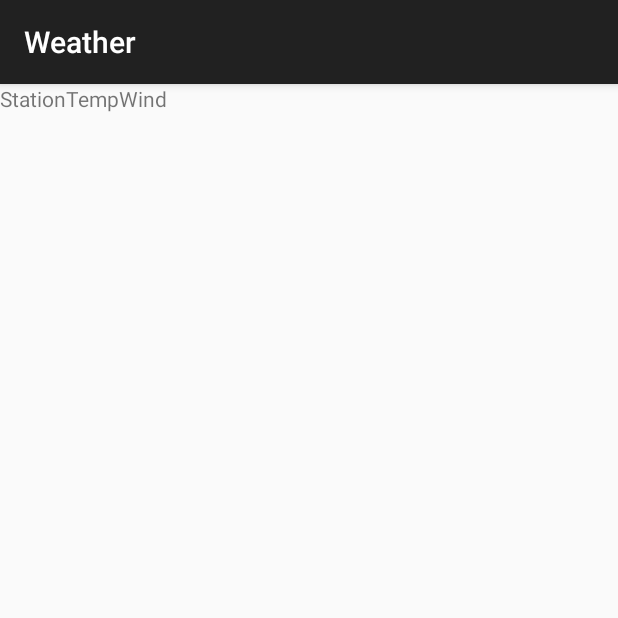
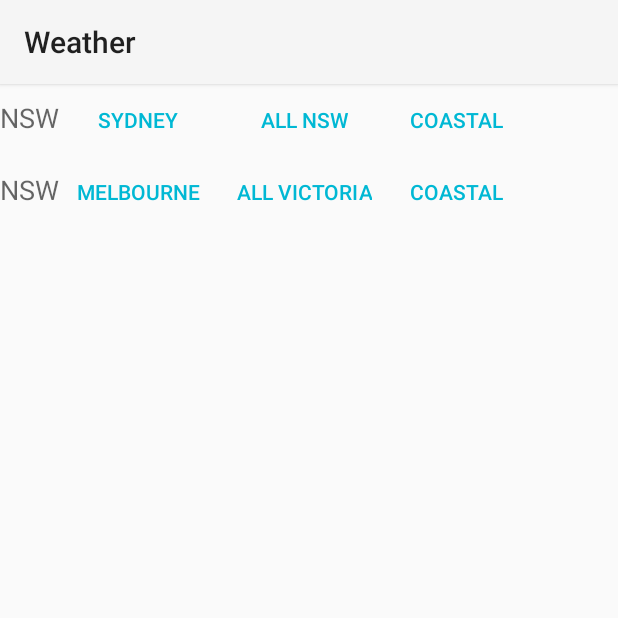
Before and after one commit to NaomiMunro/bom-observations, an Android app: the screen it shows after launch (MainActivity before the commit, HomeActivity after it), on a phone screen of 412 x 824 dp, the top half of it. Run offline under Robolectric (Android 15) with nearby library versions, the phone set to English and light mode, and no system bars.

Commit message:
The beginnings of a new home activity to select the region for observations

```diff
--- a/app/build.gradle
+++ b/app/build.gradle
@@ -6,7 +6,7 @@ android {
 
     defaultConfig {
         applicationId "ben.com.weather"
-        minSdkVersion 8
+        minSdkVersion 21
         targetSdkVersion 21
         versionCode 1
         versionName "1.0"
--- a/app/src/main/AndroidManifest.xml
+++ b/app/src/main/AndroidManifest.xml
@@ -8,7 +8,7 @@
         android:label="@string/app_name"
         android:theme="@style/AppTheme" >
         <activity
-            android:name=".MainActivity"
+            android:name=".HomeActivity"
             android:label="@string/app_name" >
             <intent-filter>
                 <action android:name="android.intent.action.MAIN" />
@@ -16,6 +16,10 @@
                 <category android:name="android.intent.category.LAUNCHER" />
             </intent-filter>
         </activity>
+        <activity
+            android:name=".RegionActivity"
+            android:label="@string/app_name">
+        </activity>
     </application>
 
     <uses-permission android:name="android.permission.INTERNET" />
--- /dev/null
+++ b/app/src/main/java/ben/com/weather/HomeActivity.java
@@ -0,0 +1,31 @@
+package ben.com.weather;
+
+import android.app.Activity;
+import android.app.ActivityOptions;
+import android.content.Intent;
+import android.os.Bundle;
+import android.support.v7.app.ActionBarActivity;
+import android.transition.Explode;
+import android.view.View;
+import android.view.Window;
+import android.widget.Button;
+import android.widget.TableLayout;
+
+public class HomeActivity extends Activity {
+
+	@Override
+	protected void onCreate(Bundle savedInstanceState) {
+		super.onCreate(savedInstanceState);
+		getWindow().requestFeature(Window.FEATURE_CONTENT_TRANSITIONS);
+		setContentView(R.layout.activity_home);
+	}
+
+	public void buttonClick (View v) {
+		getWindow().setExitTransition(new Explode());
+		Intent intent = new Intent(HomeActivity.this, RegionActivity.class);
+		String locationTag = (String) v.getTag();
+		intent.putExtra("locationTag", locationTag);
+		startActivity(intent, ActivityOptions.makeSceneTransitionAnimation(this).toBundle());
+	}
+
+}
--- a/app/src/main/java/ben/com/weather/MainActivity.java
+++ b/app/src/main/java/ben/com/weather/RegionActivity.java
@@ -1,5 +1,6 @@
 package ben.com.weather;
 
+import android.app.Activity;
 import android.content.Context;
 import android.content.res.Resources;
 import android.net.ConnectivityManager;
@@ -7,7 +8,6 @@ import android.net.NetworkInfo;
 import android.os.AsyncTask;
 import android.os.Bundle;
 import android.support.v4.widget.SwipeRefreshLayout;
-import android.support.v7.app.ActionBarActivity;
 import android.util.Log;
 import android.util.TypedValue;
 import android.view.Gravity;
@@ -16,7 +16,11 @@ import android.widget.TableRow;
 import android.widget.TextView;
 import android.widget.Toast;
 
+import java.io.BufferedReader;
 import java.io.IOException;
+import java.io.InputStream;
+import java.io.InputStreamReader;
+import java.nio.charset.Charset;
 import java.util.ArrayList;
 import java.util.Arrays;
 import java.util.HashMap;
@@ -24,39 +28,40 @@ import java.util.LinkedHashMap;
 import java.util.List;
 import java.util.Map;
 
+import org.json.JSONObject;
 import org.jsoup.Jsoup;
 import org.jsoup.nodes.Document;
 import org.jsoup.nodes.Element;
 import org.jsoup.select.Elements;
 
-public class MainActivity extends ActionBarActivity implements SwipeRefreshLayout.OnRefreshListener {
+public class RegionActivity extends Activity implements SwipeRefreshLayout.OnRefreshListener {
     private static final String DEBUG_TAG = "WeatherAppLog";
     private static final List<String> columns = Arrays.asList(
-		"obs-datetime",
-		"obs-temp",
-		"obs-apptemp",
-		"obs-dewpoint",
-		"obs-relhum",
-		"obs-delta-t",
-		"obs-wind obs-wind-dir",
-		"obs-wind obs-wind-spd-kph",
-		"obs-wind obs-wind-gust-kph",
-		"obs-wind obs-wind-spd-kts",
-		"obs-wind obs-wind-gust-kts",
-		"obs-press",
-		"obs-rainsince9am",
-		"obs-lowtemp",
-		"obs-hightemp",
-		"obs-highwind obs-highwind-dir",
-		"obs-highwind obs-highwind-gust-kph",
-		"obs-highwind obs-highwind-gust-kts"
+		"-datetime",
+		"-temp",
+		"-apptemp",
+		"-dewpoint",
+		"-relhum",
+		"-delta-t",
+		"-wind-dir",
+		"-wind-spd-kph",
+		"-wind-gust-kph",
+		"-wind-spd-kts",
+		"-wind-gust-kts",
+		"-press",
+		"-rainsince9am",
+		"-lowtemp",
+		"-hightemp",
+		"-highwind-dir",
+		"-highwind-gust-kph",
+		"-highwind-gust-kts"
 	);
 
 	private static final Map<String,String> displayColumns;
 	static {
 		displayColumns = new LinkedHashMap<String, String>();
-		displayColumns.put("obs-temp", "Temp");
-		displayColumns.put("obs-wind obs-wind-spd-kph", "Wind");
+		displayColumns.put("-temp", "Temp");
+		displayColumns.put("-wind-spd-kph", "Wind");
 	}
 
 	private SwipeRefreshLayout swipeLayout;
@@ -64,7 +69,7 @@ public class MainActivity extends ActionBarActivity implements SwipeRefreshLayou
 	@Override
     public void onCreate(Bundle savedInstanceState) {
         super.onCreate(savedInstanceState);
-        setContentView(R.layout.activity_main);
+        setContentView(R.layout.activity_region);
 
 		swipeLayout = (SwipeRefreshLayout) findViewById(R.id.swipe_container);
 		swipeLayout.setOnRefreshListener(this);
@@ -80,7 +85,18 @@ public class MainActivity extends ActionBarActivity implements SwipeRefreshLayou
 	}
 
 	public void main() {
-		String stringUrl = "http://www.bom.gov.au/nsw/observations/sydney.shtml";
+		String locationTag = getIntent().getExtras().getString("locationTag");
+		JSONObject jo = loadConfig();
+		String url = "";
+		try {
+			url = (String) jo.getJSONObject(locationTag).get("url");
+
+			Log.d("....", "url = " + url);
+		} catch (Exception e) {
+			Log.d("....", "got an error");
+			return;
+		}
+
 		ConnectivityManager connMgr = (ConnectivityManager)
 				getSystemService(Context.CONNECTIVITY_SERVICE);
 		NetworkInfo networkInfo = connMgr.getActiveNetworkInfo();
@@ -89,7 +105,7 @@ public class MainActivity extends ActionBarActivity implements SwipeRefreshLayou
 		tl.removeAllViews();
 
 		if (networkInfo != null && networkInfo.isConnected()) {
-			new DownloadRegionObsTask().execute(stringUrl);
+			new DownloadRegionObsTask().execute(url);
 		} else {
 			Context context = getApplicationContext();
 			CharSequence errorText = "No network connection available.";
@@ -111,6 +127,7 @@ public class MainActivity extends ActionBarActivity implements SwipeRefreshLayou
 	    TextView locationHeading = new TextView(this);
 	    locationHeading.setText("Station");
 	    header.addView(locationHeading);
+
 	    for (String column : displayColumns.keySet()) {
 		    TextView columnHeading = new TextView(this);
 		    columnHeading.setText(displayColumns.get(column));
@@ -156,10 +173,8 @@ public class MainActivity extends ActionBarActivity implements SwipeRefreshLayou
 
             ArrayList region = new ArrayList<HashMap<String,String>>();
 
-            // params comes from the execute() call: params[0] is the url.
             try {
                 Document document = Jsoup.connect(urls[0]).get();
-                //Elements tempElement = document.select("td[headers=\"obs-temp obs-station-sydney-observatory-hill\"]");
                 Elements rows = document.select("tr.rowleftcolumn");
                 for (Element stationRow : rows) {
                     HashMap<String,String> observations = new HashMap<String,String>();
@@ -167,7 +182,7 @@ public class MainActivity extends ActionBarActivity implements SwipeRefreshLayou
                     observations.put("station", stationRow.select("a").html());
 
                     for (String column : columns) {
-                        String observation = stationRow.select("[headers^=\"" + column + "\"]").html();
+                        String observation = stationRow.select("[headers*=\"" + column + "\"]").html();
                         observations.put(column, observation);
                     }
 
@@ -189,4 +204,32 @@ public class MainActivity extends ActionBarActivity implements SwipeRefreshLayou
 	        swipeLayout.setRefreshing(false);
         }
     }
+
+	// TODO: Do this in a Singleton class or something so that we don't keep reloading it.
+	public JSONObject loadConfig(
+
+	) {
+
+		JSONObject config;
+
+		try {
+			// Stupid boilerplate to read file to string because Java is shite.
+			InputStream stream = getApplicationContext().getResources().openRawResource(R.raw.region);
+			InputStreamReader isReader = new InputStreamReader(stream, Charset.forName("utf-8"));
+			BufferedReader br = new BufferedReader(isReader);
+			StringBuilder sb = new StringBuilder();
+			String line;
+			while ((line = br.readLine()) != null) {
+				sb.append(line).append("\n");
+			}
+			String jsonString = sb.toString();
+			Log.d("Config", jsonString);
+			config = new JSONObject(jsonString);
+			return config;
+		} catch (Exception e) {
+			e.printStackTrace();
+		}
+
+		return new JSONObject();
+	}
 }
--- /dev/null
+++ b/app/src/main/res/layout/activity_home.xml
@@ -0,0 +1,63 @@
+<?xml version="1.0" encoding="utf-8"?>
+<TableLayout xmlns:android="http://schemas.android.com/apk/res/android"
+             android:id="@+id/hometable"
+             android:layout_width="fill_parent"
+             android:layout_height="fill_parent">
+
+    <TableRow>
+        <TextView
+            android:textAppearance="?android:attr/textAppearanceMedium"
+            android:text="@string/nsw"
+            android:id="@+id/textView"/>
+
+        <Button
+            android:text="@string/nsw_sydney"
+            android:id="@+id/button"
+            android:tag="SYDNEY"
+            android:onClick="buttonClick"
+            style="@style/Theme.Weather.HomeScreenButton"/>
+
+        <Button
+            android:text="@string/nsw_all"
+            android:id="@+id/button2"
+            android:tag="NSWALL"
+            android:onClick="buttonClick"
+            style="@style/Theme.Weather.HomeScreenButton"/>
+
+        <Button
+            android:text="@string/nsw_coastal"
+            android:id="@+id/button3"
+            android:tag="NSWCOAST"
+            android:onClick="buttonClick"
+            style="@style/Theme.Weather.HomeScreenButton"/>
+    </TableRow>
+
+    <TableRow>
+        <TextView
+            android:textAppearance="?android:attr/textAppearanceMedium"
+            android:text="@string/vic"
+            android:id="@+id/textView"/>
+
+        <Button
+            android:text="@string/vic_melbourne"
+            android:id="@+id/button"
+            android:tag="MELBOURNE"
+            android:onClick="buttonClick"
+            style="@style/Theme.Weather.HomeScreenButton"/>
+
+        <Button
+            android:text="@string/vic_all"
+            android:id="@+id/button2"
+            android:tag="VICALL"
+            android:onClick="buttonClick"
+            style="@style/Theme.Weather.HomeScreenButton"/>
+
+        <Button
+            android:text="@string/vic_coastal"
+            android:id="@+id/button3"
+            android:tag="VICCOAST"
+            android:onClick="buttonClick"
+            style="@style/Theme.Weather.HomeScreenButton"/>
+    </TableRow>
+
+</TableLayout>
--- a/app/src/main/res/menu/menu_main.xml
+++ b/app/src/main/res/menu/menu_main.xml
@@ -1,6 +1,6 @@
 <menu xmlns:android="http://schemas.android.com/apk/res/android"
     xmlns:app="http://schemas.android.com/apk/res-auto"
-    xmlns:tools="http://schemas.android.com/tools" tools:context=".MainActivity">
+    xmlns:tools="http://schemas.android.com/tools" tools:context=".RegionActivity">
     <item android:id="@+id/action_settings" android:title="@string/action_settings"
         android:orderInCategory="100" app:showAsAction="never" />
 </menu>
--- a/app/src/main/res/values/strings.xml
+++ b/app/src/main/res/values/strings.xml
@@ -2,7 +2,15 @@
 <resources>
 
     <string name="app_name">Weather</string>
-    <string name="hello_world">Hello world!</string>
+    <string name="nsw">NSW</string>
+    <string name="nsw_sydney">Sydney</string>
+    <string name="nsw_all">All NSW</string>
+    <string name="nsw_coastal">Coastal</string>
+    <string name="vic">NSW</string>
+    <string name="vic_melbourne">Melbourne</string>
+    <string name="vic_all">All Victoria</string>
+    <string name="vic_coastal">Coastal</string>
+    <string name="title_activity_home">Home</string>
     <string name="action_settings">Settings</string>
 
 </resources>
--- a/app/src/main/res/values/styles.xml
+++ b/app/src/main/res/values/styles.xml
@@ -1,8 +1,17 @@
 <resources>
 
+
     <!-- Base application theme. -->
-    <style name="AppTheme" parent="Theme.AppCompat.Light.DarkActionBar">
-        <!-- Customize your theme here. -->
+    <style name="AppTheme" parent="android:Theme.Material.Light">
+        <item name="android:actionBarStyle">@style/Theme.Weather.ActionBar</item>
+    </style>
+
+    <style name="Theme.Weather.ActionBar" parent="android:Widget.Material.ActionBar.Solid">
+        <item name="android:elevation">2dp</item>
+    </style>
+
+    <style name="Theme.Weather.HomeScreenButton" parent="android:Widget.Material.Light.Button.Borderless.Colored">
+        <item name="android:textColor">#00B8D4</item>
     </style>
 
 </resources>
```
Also changed, not shown: app/src/main/java/ben/com/weather/Config.java (added, +7 -0 lines), app/src/main/res/raw/region.json (added, +50 -0 lines), app/src/main/res/layout/activity_region.xml (renamed from app/src/main/res/layout/activity_main.xml).
